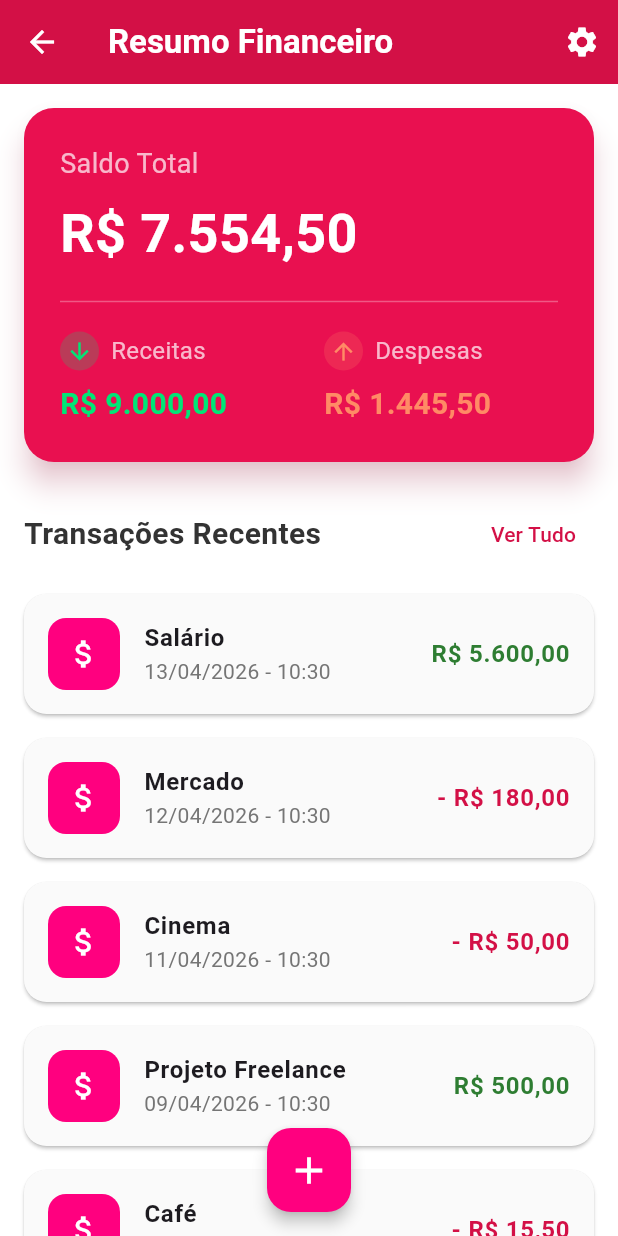
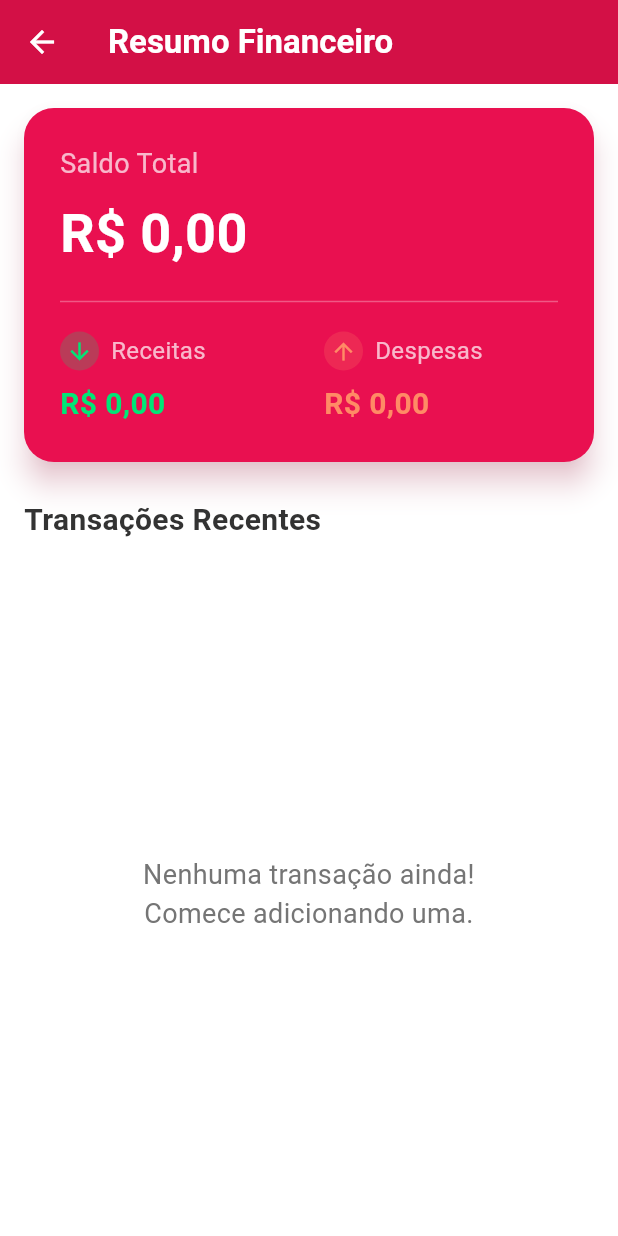
Before and after one commit to GuilhermeOliveira23/One-finance, a Flutter app: the HomePage screen opened directly, on a phone screen of 412 x 824 dp. Run offline on Flutter 3.47's test engine with Material 3 defaults, Android fonts, the phone set to English and light mode, and no system bars; our stand-ins replace cloud_firestore, firebase_auth, firebase_core; accounts and stored records are empty; network calls fail.

Commit message:
feat: integrate Firebase for all screens - replace hardcoded data with Firestore
Agent-Logs-Url: https://github.com/GuilhermeOliveira23/One-finance/sessions/c91041a4-767e-4c97-8cc5-2f641f71ec7f

Co-authored-by: GuilhermeOliveira23 <125310286+GuilhermeOliveira23@users.noreply.github.com>

```diff
--- a/lib/models/usuario.dart
+++ b/lib/models/usuario.dart
@@ -8,4 +8,16 @@ class Usuario {
     required this.email,
     required this.avatarUrl,
   });
+
+  Map<String, dynamic> toMap() => {
+        'nome': nome,
+        'email': email,
+        'avatarUrl': avatarUrl,
+      };
+
+  factory Usuario.fromMap(Map<String, dynamic> map) => Usuario(
+        nome: map['nome'] as String? ?? '',
+        email: map['email'] as String? ?? '',
+        avatarUrl: map['avatarUrl'] as String? ?? 'assets/avatar.png',
+      );
 }
--- a/lib/screens/home_screen.dart
+++ b/lib/screens/home_screen.dart
@@ -1,114 +1,26 @@
 import 'package:flutter/material.dart';
-import 'package:intl/intl.dart'; // Importe necessário para formatação de moeda e data
+import 'package:firebase_auth/firebase_auth.dart';
+import 'package:intl/intl.dart';
+import '../services/firestore_service.dart';
 
-enum TransactionType { income, expense }
-
-class Transaction {
-  final String id;
-  final String title;
-  final double amount;
-  final DateTime date;
-  final TransactionType type;
-
-  Transaction({
-    required this.id,
-    required this.title,
-    required this.amount,
-    required this.date,
-    required this.type,
-  });
-}
-
-class HomePage extends StatefulWidget {
+class HomePage extends StatelessWidget {
   const HomePage({super.key});
 
   @override
-  State<HomePage> createState() => _HomePageState();
-}
-
-class _HomePageState extends State<HomePage> {
-  final List<Transaction> _transactions = [
-    Transaction(
-      id: 't1',
-      title: 'Salário',
-      amount: 5600.00,
-      date: DateTime.now().subtract(const Duration(days: 1)),
-      type: TransactionType.income,
-    ),
-    Transaction(
-      id: 't2',
-      title: 'Mercado',
-      amount: 180.00,
-      date: DateTime.now().subtract(const Duration(days: 2)),
-      type: TransactionType.expense,
-    ),
-    Transaction(
-      id: 't3',
-      title: 'Cinema',
-      amount: 50.00,
-      date: DateTime.now().subtract(const Duration(days: 3)),
-      type: TransactionType.expense, // Assumindo despesa baseado no nome
-    ),
-    Transaction(
-      id: 't4',
-      title: 'Projeto Freelance',
-      amount: 500.00,
-      date: DateTime.now().subtract(const Duration(days: 5)),
-      type: TransactionType.income,
-    ),
-    Transaction(
-      id: 't5',
-      title: 'Café',
-      amount: 15.50,
-      date: DateTime.now().subtract(const Duration(hours: 3)),
-      type: TransactionType.expense,
-    ),
-    Transaction(
-      id: 't6',
-      title: 'Aluguel',
-      amount: 1200.00,
-      date: DateTime.now().subtract(const Duration(days: 10)),
-      type: TransactionType.expense,
-    ),
-    Transaction(
-      id: 't7',
-      title: 'Investimento Renda Fixa',
-      amount: 2900.00,
-      date: DateTime.now().subtract(const Duration(days: 8)),
-      type: TransactionType.income,
-    ),
-  ];
-
-  double get _totalBalance {
-    double totalIncome = _transactions
-        .where((tx) => tx.type == TransactionType.income)
-        .fold(0.0, (sum, item) => sum + item.amount);
-    double totalExpense = _transactions
-        .where((tx) => tx.type == TransactionType.expense)
-        .fold(0.0, (sum, item) => sum + item.amount);
-    return totalIncome - totalExpense;
-  }
-
-  double get _totalIncome {
-    return _transactions
-        .where((tx) => tx.type == TransactionType.income)
-        .fold(0.0, (sum, item) => sum + item.amount);
-  }
-
-  double get _totalExpenses {
-    return _transactions
-        .where((tx) => tx.type == TransactionType.expense)
-        .fold(0.0, (sum, item) => sum + item.amount);
-  }
-
-  @override
   Widget build(BuildContext context) {
-    const Color primaryAppColor = Color(0xFFD31046); // Vermelho/Rosa escuro
-    const Color accentPink = Color(0xFFFF007F); // Rosa choque (FAB)
-    const Color darkCardColor = Color(0xFFE91050); // Fundo do card principal
+    const Color primaryAppColor = Color(0xFFD31046);
+    const Color accentPink = Color(0xFFFF007F);
+    const Color darkCardColor = Color(0xFFE91050);
 
     final currencyFormatter =
         NumberFormat.currency(locale: 'pt_BR', symbol: 'R\$', decimalDigits: 2);
+
+    final user = FirebaseAuth.instance.currentUser;
+    if (user == null) {
+      return const Scaffold(
+        body: Center(child: Text('Usuário não autenticado')),
+      );
+    }
 
     return Scaffold(
       backgroundColor: Colors.white,
@@ -120,18 +32,41 @@ class _HomePageState extends State<HomePage> {
         backgroundColor: primaryAppColor,
         foregroundColor: Colors.white,
         elevation: 0,
-        actions: [
-          IconButton(
-            icon: const Icon(Icons.settings),
-            onPressed: () {
-              ScaffoldMessenger.of(context).showSnackBar(
-                  const SnackBar(content: Text('Botão de configurações pressionado!')));
-            },
       ),
-        ],
-      ),
-      body: Column(
-        children: <Widget>[
+      body: StreamBuilder<List<Map<String, dynamic>>>(
+        stream: FirestoreService().transactionsStream(user.uid),
+        builder: (context, snapshot) {
+          if (snapshot.connectionState == ConnectionState.waiting) {
+            return const Center(child: CircularProgressIndicator());
+          }
+          if (snapshot.hasError) {
+            return Center(child: Text('Erro: ${snapshot.error}'));
+          }
+
+          final transacoes = snapshot.data ?? [];
+
+          double totalReceitas = 0;
+          double totalDespesas = 0;
+          for (final item in transacoes) {
+            final valorRaw = item['valor'];
+            double valor = 0;
+            if (valorRaw is num) {
+              valor = valorRaw.toDouble();
+            } else if (valorRaw is String) {
+              valor = double.tryParse(valorRaw.replaceAll(',', '.')) ?? 0;
+            }
+            final categoria =
+                (item['categoria'] ?? '').toString().toLowerCase();
+            if (categoria.contains('invest')) {
+              totalReceitas += valor;
+            } else {
+              totalDespesas += valor;
+            }
+          }
+          final saldo = totalReceitas - totalDespesas;
+
+          return Column(
+            children: [
               Card(
                 margin: const EdgeInsets.all(16.0),
                 elevation: 8,
@@ -144,34 +79,31 @@ class _HomePageState extends State<HomePage> {
                   padding: const EdgeInsets.all(24.0),
                   child: Column(
                     crossAxisAlignment: CrossAxisAlignment.start,
-                children: <Widget>[
+                    children: [
                       const Text(
                         'Saldo Total',
-                    style: TextStyle(
-                      fontSize: 18,
-                      color: Colors.white70,
-                    ),
+                        style: TextStyle(fontSize: 18, color: Colors.white70),
                       ),
                       const SizedBox(height: 8),
                       Text(
-                    currencyFormatter.format(_totalBalance),
+                        currencyFormatter.format(saldo),
                         style: const TextStyle(
                           fontSize: 36,
                           fontWeight: FontWeight.bold,
                           color: Colors.white,
                         ),
                       ),
-                  const Divider(height: 40, thickness: 1, color: Colors.white30),
+                      const Divider(
+                          height: 40, thickness: 1, color: Colors.white30),
                       Row(
                         mainAxisAlignment: MainAxisAlignment.spaceBetween,
-                    children: <Widget>[
-
+                        children: [
                           Expanded(
                             child: _buildOverviewItem(
                               icon: Icons.arrow_downward,
                               label: 'Receitas',
-                          amount: _totalIncome,
-                          color: const Color(0xFF00E676), // Verde vibrante da imagem
+                              amount: totalReceitas,
+                              color: const Color(0xFF00E676),
                               formatter: currencyFormatter,
                             ),
                           ),
@@ -180,8 +112,8 @@ class _HomePageState extends State<HomePage> {
                             child: _buildOverviewItem(
                               icon: Icons.arrow_upward,
                               label: 'Despesas',
-                          amount: _totalExpenses,
-                          color: const Color(0xFFFF8A65), // Laranja/Avermelhado para contraste
+                              amount: totalDespesas,
+                              color: const Color(0xFFFF8A65),
                               formatter: currencyFormatter,
                             ),
                           ),
@@ -191,60 +123,65 @@ class _HomePageState extends State<HomePage> {
                   ),
                 ),
               ),
-
               Padding(
-            padding: const EdgeInsets.symmetric(horizontal: 16.0, vertical: 8.0),
+                padding: const EdgeInsets.symmetric(
+                    horizontal: 16.0, vertical: 8.0),
                 child: Row(
                   mainAxisAlignment: MainAxisAlignment.spaceBetween,
-              children: [
-                const Text(
-                  'Transações Recentes', // Texto idêntico à imagem
+                  children: const [
+                    Text(
+                      'Transações Recentes',
                       style: TextStyle(
                         fontSize: 20,
                         fontWeight: FontWeight.bold,
                         color: Color(0xFF333333),
                       ),
                     ),
-                TextButton(
-                  onPressed: () {
-                    ScaffoldMessenger.of(context).showSnackBar(const SnackBar(
-                        content: Text('Botão Ver Tudo pressionado!')));
-                  },
-                  style: TextButton.styleFrom(
-                    foregroundColor: primaryAppColor,
-                  ),
-                  child: const Text('Ver Tudo'),
-                ),
                   ],
                 ),
               ),
-
               Expanded(
-            child: _transactions.isEmpty
+                child: transacoes.isEmpty
                     ? Center(
                         child: Text(
                           'Nenhuma transação ainda!\nComece adicionando uma.',
-                      style: TextStyle(fontSize: 18, color: Colors.grey[600]),
+                          style:
+                              TextStyle(fontSize: 18, color: Colors.grey[600]),
                           textAlign: TextAlign.center,
                         ),
                       )
                     : ListView.builder(
-                    itemCount: _transactions.length,
+                        itemCount: transacoes.length,
                         itemBuilder: (ctx, index) {
-                      final tx = _transactions[index];
+                          final item = transacoes[index];
+                          final titulo = item['titulo']?.toString() ?? '';
+                          final categoria =
+                              item['categoria']?.toString() ?? '';
+                          final valorRaw = item['valor'];
+                          double valor = 0;
+                          if (valorRaw is num) {
+                            valor = valorRaw.toDouble();
+                          } else if (valorRaw is String) {
+                            valor = double.tryParse(
+                                    valorRaw.replaceAll(',', '.')) ??
+                                0;
+                          }
+                          final isReceita = categoria
+                              .toLowerCase()
+                              .contains('invest');
                           return Card(
                             margin: const EdgeInsets.symmetric(
                                 horizontal: 16, vertical: 8),
                             elevation: 1,
                             shape: RoundedRectangleBorder(
                                 borderRadius: BorderRadius.circular(15)),
-                        color: Colors.grey[50], // Fundo sutil do card
+                            color: Colors.grey[50],
                             child: ListTile(
                               contentPadding: const EdgeInsets.symmetric(
                                   horizontal: 16, vertical: 4),
                               leading: Container(
                                 decoration: BoxDecoration(
-                              color: accentPink, // Fundo do ícone
+                                  color: accentPink,
                                   borderRadius: BorderRadius.circular(12),
                                 ),
                                 padding: const EdgeInsets.all(12),
@@ -255,49 +192,36 @@ class _HomePageState extends State<HomePage> {
                                 ),
                               ),
                               title: Text(
-                            tx.title,
+                                titulo,
                                 style: const TextStyle(
                                   fontWeight: FontWeight.bold,
                                   fontSize: 16,
                                 ),
                               ),
                               subtitle: Text(
-                            DateFormat('dd/MM/yyyy - HH:mm').format(tx.date), // Formato brasileiro
-                            style: TextStyle(color: Colors.grey[600]),
+                                categoria,
+                                style:
+                                    TextStyle(color: Colors.grey[600]),
                               ),
                               trailing: Text(
-                            '${tx.type == TransactionType.income ? '' : '- '}${currencyFormatter.format(tx.amount)}',
+                                '${isReceita ? '' : '- '}${currencyFormatter.format(valor)}',
                                 style: TextStyle(
-                              color: tx.type == TransactionType.income
-                                  ? const Color(0xFF2E7D32) // Verde escuro para receita na lista
-                                  : primaryAppColor, // Vermelho da paleta para despesa
+                                  color: isReceita
+                                      ? const Color(0xFF2E7D32)
+                                      : primaryAppColor,
                                   fontWeight: FontWeight.bold,
                                   fontSize: 16,
                                 ),
                               ),
-                          onTap: () {
-                            ScaffoldMessenger.of(context).showSnackBar(
-                                SnackBar(
-                                    content: Text('Você clicou em ${tx.title}')));
-                          },
                             ),
                           );
                         },
                       ),
               ),
             ],
+          );
+        },
       ),
-      floatingActionButton: FloatingActionButton(
-        onPressed: () {
-          ScaffoldMessenger.of(context).showSnackBar(
-              const SnackBar(content: Text('Botão Adicionar Transação pressionado!')));
-        },
-        backgroundColor: accentPink,
-        foregroundColor: Colors.white,
-        elevation: 4,
-        child: const Icon(Icons.add, size: 30),
-      ),
-      floatingActionButtonLocation: FloatingActionButtonLocation.centerFloat, // Centralizado na parte inferior para remeter ao layout
     );
   }
 
```
Also changed, not shown: lib/screens/config_screen.dart (+68 -24 lines), lib/screens/editar_perfil_screen.dart (+43 -6 lines), lib/services/firestore_service.dart (+22 -0 lines), 1 other file. Lines whose indentation alone changed are shown as unchanged.
